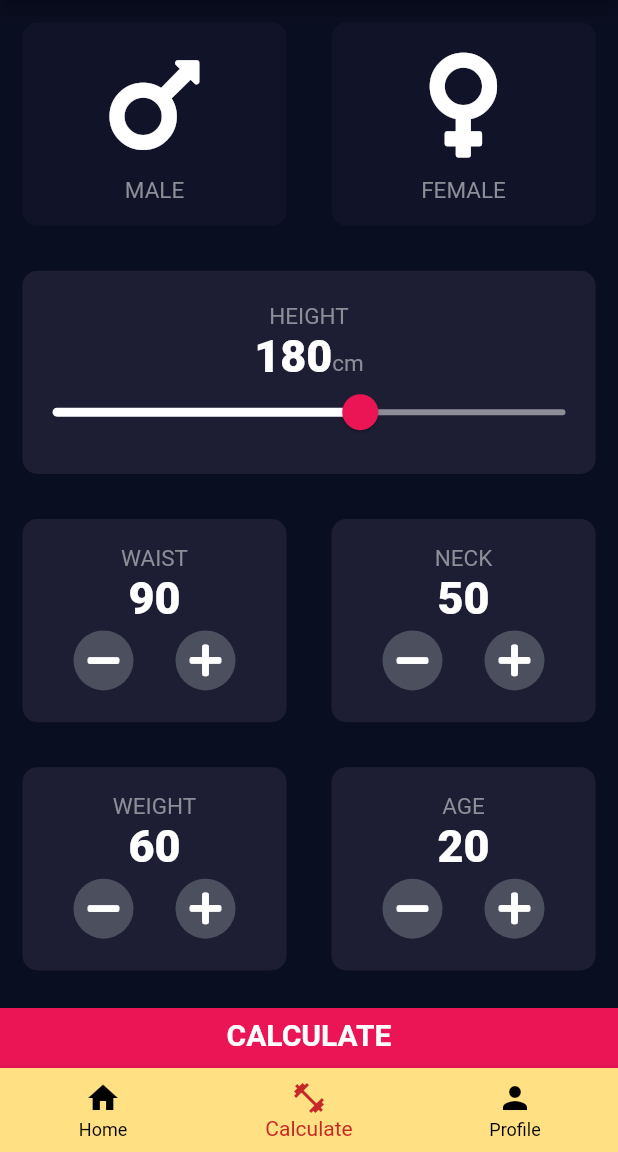
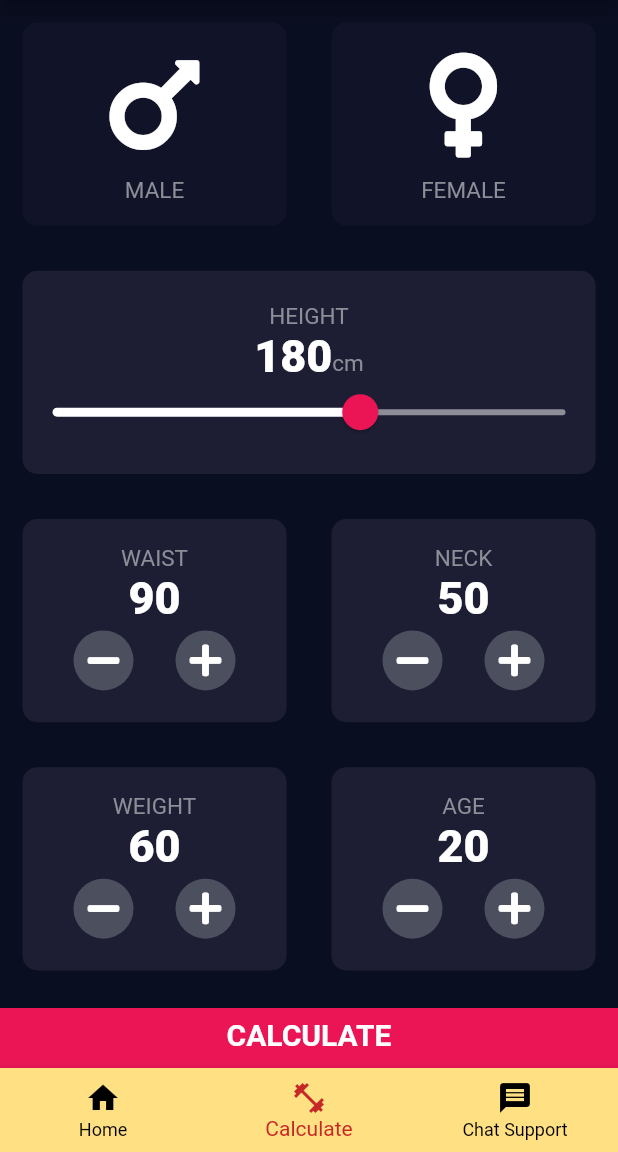
Before and after one commit to L4WLI3T/FitCalc, a Flutter app: the CalculatorScreen screen opened by its route, on a phone screen of 412 x 824 dp, the part 84-1236 px from its top. Run offline on Flutter 3.47's test engine with Material 2 defaults, Android fonts, the phone set to English and light mode, and no system bars; our stand-ins replace cloud_firestore, firebase_auth, flutter_local_notifications, font_awesome_flutter, geocoding, geolocator and 3 more; missing offline and left inert: baseflow_plugin_template, flutter_logs; accounts and stored records are empty.

Commit message:
Update calculator_screen.dart

```diff
--- a/lib/screens/calculator_screen.dart
+++ b/lib/screens/calculator_screen.dart
@@ -1,6 +1,6 @@
 import 'dart:io';
-
 import 'package:flutter/material.dart';
+import 'package:flutter_bmi_calculator/screens/chat_screen.dart';
 import 'package:flutter_bmi_calculator/screens/pedo.dart';
 import 'package:flutter_bmi_calculator/components/bottom_button.dart';
 import 'package:flutter_bmi_calculator/components/icon_content.dart';
@@ -112,7 +112,7 @@ class CalculatorScreenState extends State<CalculatorScreen> {
   List<Widget> _widgetOptions = <Widget>[
     Pedo(),
     CalculatorScreen(),
-
+    ChatScreen(),
     //ProfilePage(),
   ];
   /*int _selectedIndex = 0;
@@ -174,8 +174,8 @@ class CalculatorScreenState extends State<CalculatorScreen> {
         title: new Text('Calculate'),
        ),
         BottomNavigationBarItem(
-        icon: new Icon(Icons.person),
-        title: new Text('Profile'),
+        icon: new Icon(Icons.message),
+        title: new Text('Chat Support'),
         ),
        ],
         onTap: (index) {
@@ -183,6 +183,8 @@ class CalculatorScreenState extends State<CalculatorScreen> {
             Navigator.pushNamed(context, Pedo.id);
           else if (index ==1)
             Navigator.pushNamed(context, CalculatorScreen.id);
+          else if(index==2)
+            Navigator.pushNamed(context, ChatScreen.id);
           /*setState(() {
             _selectedIndex = index;
           });*/
```
